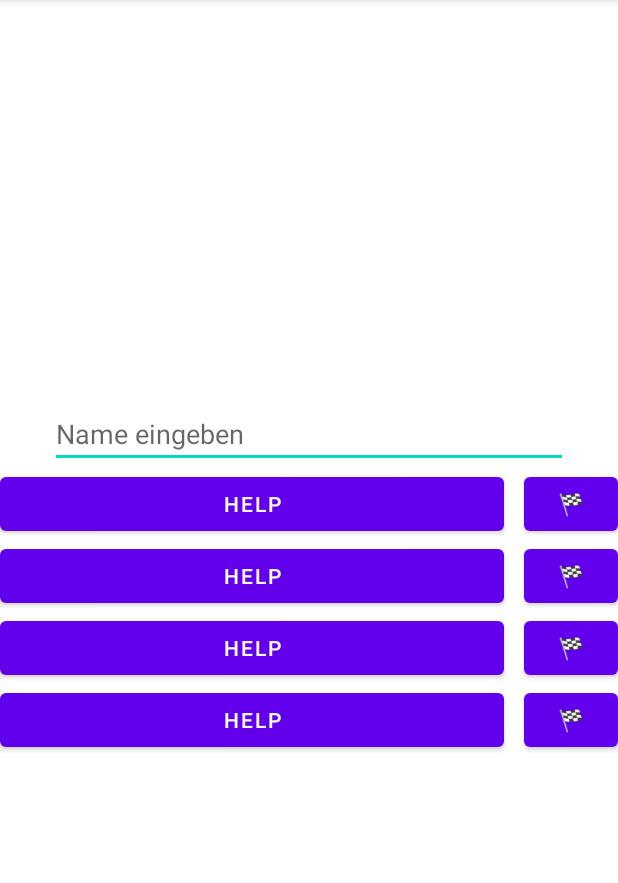
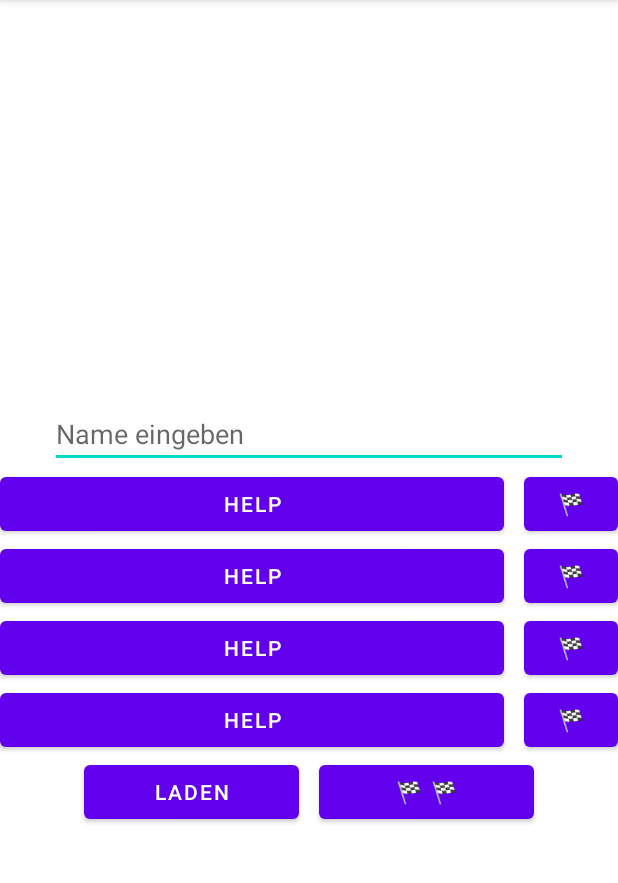
Before and after one commit to janesth/taken, an Android app: the screen it shows after launch (TakenActivity), on a phone screen of 412 x 824 dp, the part 84-967 px from its top. Run offline under Robolectric (Android 15) with nearby library versions, the phone set to English and light mode, and no system bars.

Commit message:
added release all and refresh functionalities

```diff
--- a/app/src/main/java/com/janesth/taken/TakenActivity.java
+++ b/app/src/main/java/com/janesth/taken/TakenActivity.java
@@ -54,7 +54,7 @@ public class TakenActivity extends AppCompatActivity {
 
     }
 
-    public void setLabels() {
+    private void setLabels() {
 
         DBConnection dbConnection = new DBConnection();
         Statement statement = null;
@@ -157,6 +157,10 @@ public class TakenActivity extends AppCompatActivity {
 
     }
 
+    public void refresh(View view) {
+        setLabels();
+    }
+
     public void book(View view) {
 
         switch (view.getId()) {
@@ -189,6 +193,13 @@ public class TakenActivity extends AppCompatActivity {
             case R.id.car_four_release:
                 handleRelease(car_four, car_four_release);
                 break;
+            case R.id.release_all:
+                handleRelease(car_one, car_one_release);
+                handleRelease(car_two, car_two_release);
+                handleRelease(car_three, car_three_release);
+                handleRelease(car_four, car_four_release);
+                break;
+
         }
     }
 
--- a/app/src/main/res/layout/activity_taken.xml
+++ b/app/src/main/res/layout/activity_taken.xml
@@ -130,6 +130,35 @@
 
     </LinearLayout>
 
+    <LinearLayout
+        android:id="@+id/support_line"
+        android:layout_width="match_parent"
+        android:layout_height="wrap_content"
+        android:orientation="horizontal"
+        android:gravity="center_horizontal"
+        android:layout_below="@id/car_four_line"
+        android:weightSum="1">
+
+        <Button
+            android:id="@+id/refresh"
+            android:layout_width="wrap_content"
+            android:layout_height="wrap_content"
+            android:text="@string/refresh"
+            android:layout_weight="0.25"
+            android:onClick="refresh"/>
+
+        <Button
+            android:id="@+id/release_all"
+            android:layout_width="wrap_content"
+            android:layout_height="wrap_content"
+            android:layout_marginLeft="20px"
+            android:layout_toRightOf="@id/refresh"
+            android:text="@string/release_all"
+            android:layout_weight="0.25"
+            android:onClick="release"/>
+
+    </LinearLayout>
+
 
 
 
--- a/app/src/main/res/values/strings.xml
+++ b/app/src/main/res/values/strings.xml
@@ -5,5 +5,7 @@
     <string name="car_three">BMW</string>
     <string name="car_four">Bike</string>
 
+    <string name="refresh">Laden</string>
     <string name="release">&#x1F3C1;</string>
+    <string name="release_all">&#x1F3C1; &#x1F3C1;</string>
 </resources>
```
